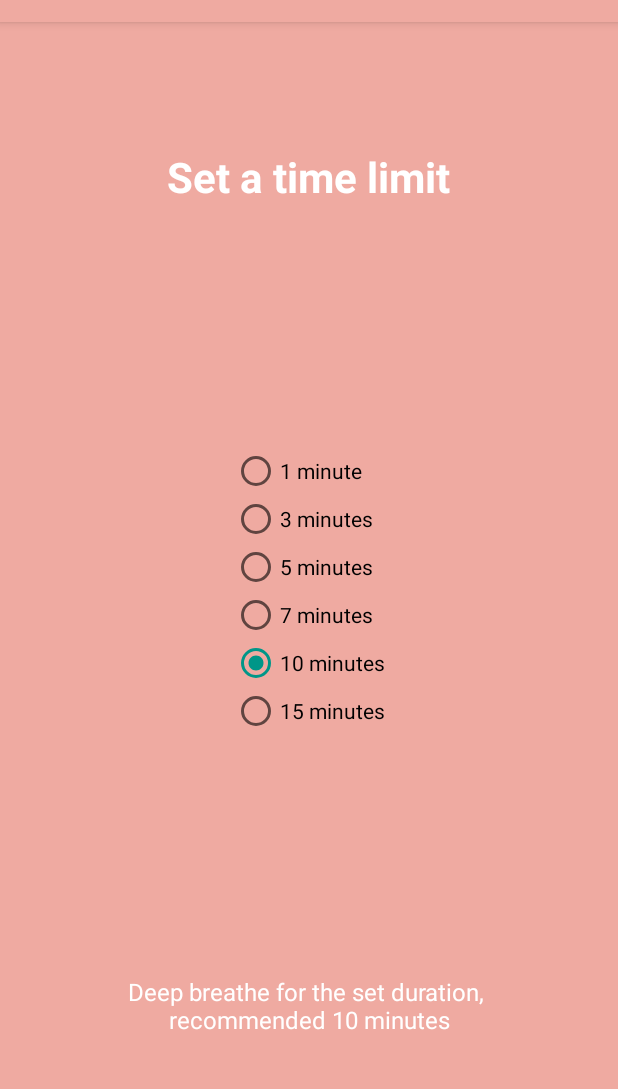
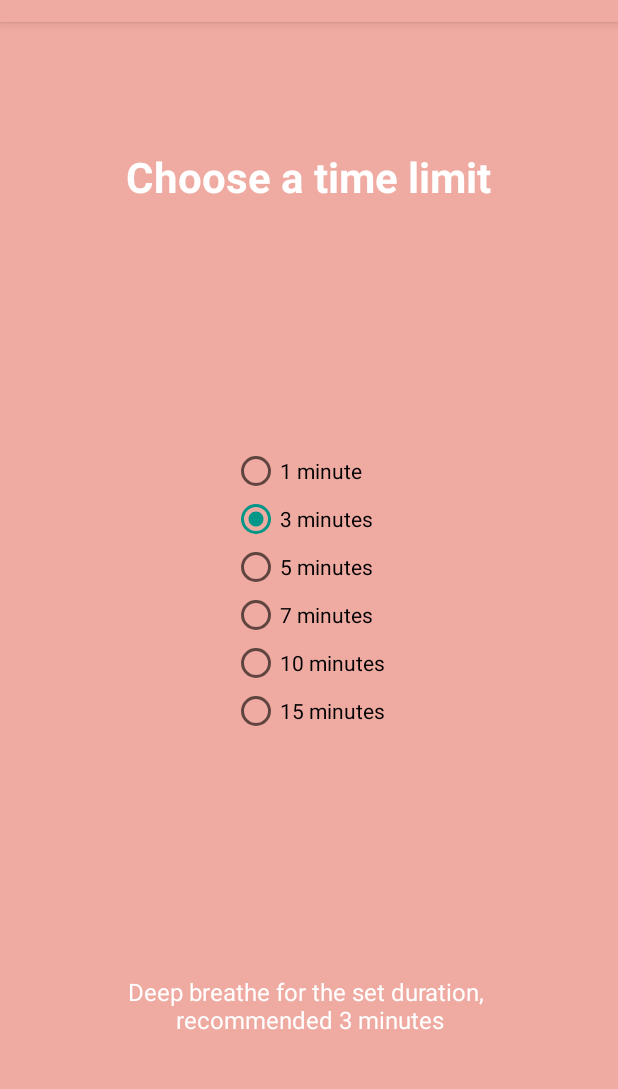
Before and after one commit to mohitagarwal/JustCalmDown, an Android app: the fragment SetTimeLimitFragment shown on its own in the app's theme, on a phone screen of 412 x 824 dp, the part 62-1151 px from its top. Run offline under Robolectric (Android 15) with nearby library versions, the phone set to English and light mode, and no system bars.

Commit message:
fixing some bugs

```diff
--- a/app/src/main/res/layout/fragment_intro_set_time.xml
+++ b/app/src/main/res/layout/fragment_intro_set_time.xml
@@ -17,7 +17,7 @@
         android:gravity="center"
         android:paddingLeft="32dp"
         android:paddingRight="32dp"
-        android:text="Set a time limit"
+        android:text="Choose a time limit"
         android:textColor="@android:color/white"
         android:textSize="28sp"
         android:textStyle="bold"
@@ -56,7 +56,7 @@
             android:layout_gravity="center"
             android:layout_weight="0.9"
             android:gravity="center"
-            android:text="Deep breathe for the set duration, \nrecommended 10 minutes"
+            android:text="Deep breathe for the set duration, \nrecommended 3 minutes"
             android:textColor="@android:color/white"
             android:textSize="16sp" />
 
--- a/app/src/main/res/values/array.xml
+++ b/app/src/main/res/values/array.xml
@@ -17,5 +17,5 @@
         <item>900</item>
     </string-array>
 
-    <string name="pref_time_default_value">600</string>
+    <string name="pref_time_default_value">180</string>
 </resources>
```
Also changed, not shown: app/src/main/java/com/openshutters/justcalmdown/MainActivity.java (+9 -5 lines).
